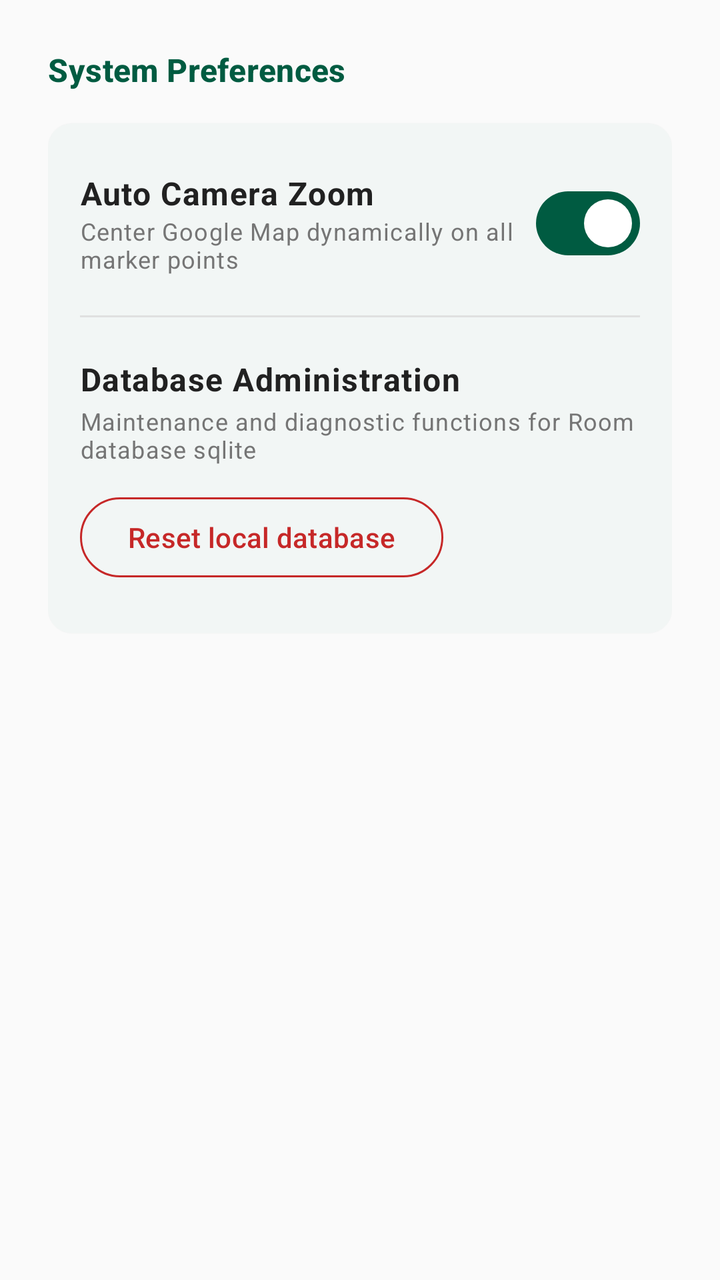
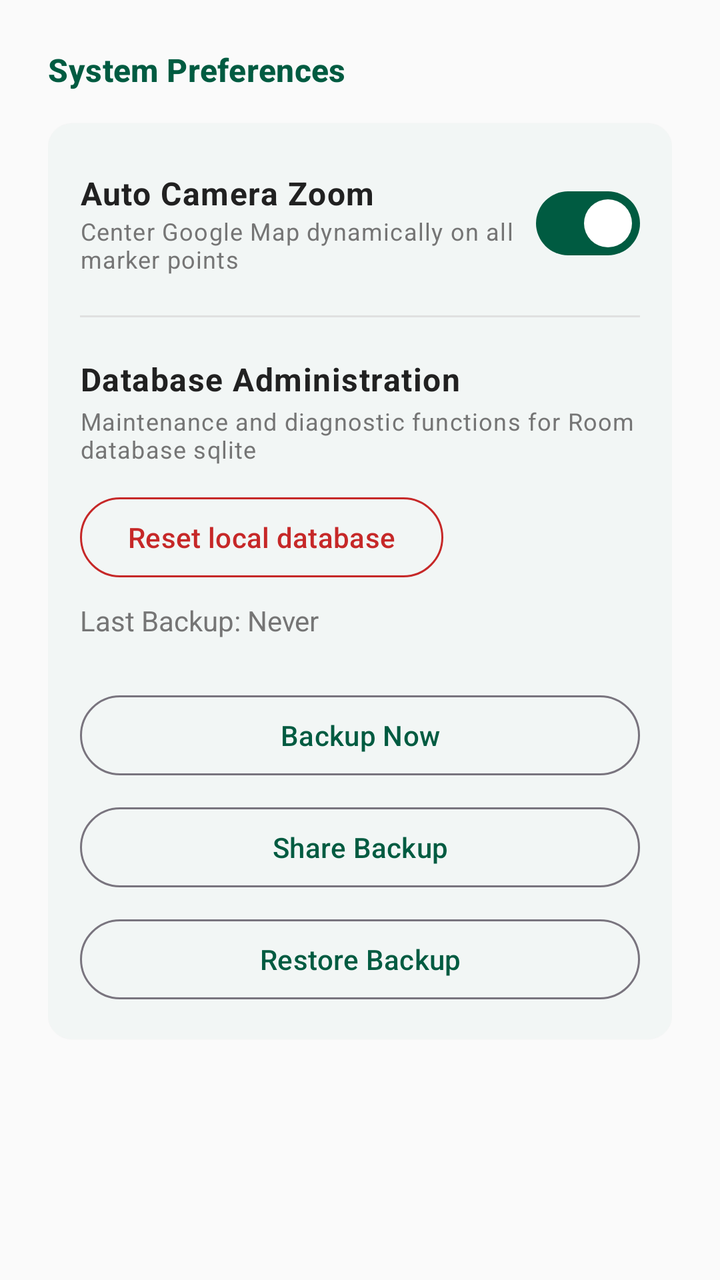

Two renders of the same Android screen: before a commit and after it. Below are the layout's source before the change and the commit's diff.
<!-- AndroidManifest.xml: application theme Theme.MilkDelivery -->
<!-- res/layout/fragment_settings.xml -->
<?xml version="1.0" encoding="utf-8"?>
<LinearLayout xmlns:android="http://schemas.android.com/apk/res/android"
    xmlns:app="http://schemas.android.com/apk/res-auto"
    android:layout_width="match_parent"
    android:layout_height="match_parent"
    android:orientation="vertical"
    android:padding="24dp"
    android:background="@color/background">

    <TextView
        android:layout_width="match_parent"
        android:layout_height="wrap_content"
        android:text="System Preferences"
        android:textAppearance="@style/TextAppearance.Material3.TitleMedium"
        android:textColor="@color/primary"
        android:textStyle="bold"
        android:layout_marginBottom="16dp" />

    <com.google.android.material.card.MaterialCardView
        android:layout_width="match_parent"
        android:layout_height="wrap_content"
        android:layout_marginBottom="16dp"
        app:cardCornerRadius="12dp"
        app:strokeWidth="0dp"
        app:cardBackgroundColor="@color/white">

        <LinearLayout
            android:layout_width="match_parent"
            android:layout_height="wrap_content"
            android:orientation="vertical"
            android:padding="16dp">

            
            <LinearLayout
                android:layout_width="match_parent"
                android:layout_height="wrap_content"
                android:orientation="horizontal"
                android:gravity="center_vertical"
                android:paddingTop="8dp"
                android:paddingBottom="8dp">

                <LinearLayout
                    android:layout_width="0dp"
                    android:layout_height="wrap_content"
                    android:layout_weight="1"
                    android:orientation="vertical">

                    <TextView
                        android:layout_width="wrap_content"
                        android:layout_height="wrap_content"
                        android:text="Auto Camera Zoom"
                        android:textAppearance="@style/TextAppearance.Material3.BodyLarge"
                        android:textStyle="bold"
                        android:textColor="@color/on_surface" />

                    <TextView
                        android:layout_width="wrap_content"
                        android:layout_height="wrap_content"
                        android:text="Center Google Map dynamically on all marker points"
                        android:textAppearance="@style/TextAppearance.Material3.BodySmall"
                        android:textColor="@color/gray_dark" />

                </LinearLayout>

                <com.google.android.material.materialswitch.MaterialSwitch
                    android:layout_width="wrap_content"
                    android:layout_height="wrap_content"
                    android:checked="true" />
            </LinearLayout>

            
            <View
                android:layout_width="match_parent"
                android:layout_height="1dp"
                android:background="@color/gray_light"
                android:layout_marginTop="12dp"
                android:layout_marginBottom="12dp" />

            <LinearLayout
                android:layout_width="match_parent"
                android:layout_height="wrap_content"
                android:orientation="vertical"
                android:paddingTop="8dp"
                android:paddingBottom="8dp">

                <TextView
                    android:layout_width="wrap_content"
                    android:layout_height="wrap_content"
                    android:text="Database Administration"
                    android:textAppearance="@style/TextAppearance.Material3.BodyLarge"
                    android:textStyle="bold"
                    android:textColor="@color/on_surface" />

                <TextView
                    android:layout_width="wrap_content"
                    android:layout_height="wrap_content"
                    android:layout_marginTop="2dp"
                    android:text="Maintenance and diagnostic functions for Room database sqlite"
                    android:textAppearance="@style/TextAppearance.Material3.BodySmall"
                    android:textColor="@color/gray_dark"
                    android:layout_marginBottom="12dp" />

                <com.google.android.material.button.MaterialButton
                    android:id="@+id/btn_clear_cache"
                    android:layout_width="wrap_content"
                    android:layout_height="wrap_content"
                    style="@style/Widget.Material3.Button.OutlinedButton"
                    android:textColor="@color/pending_red"
                    app:strokeColor="@color/pending_red"
                    android:text="Reset local database" />

            </LinearLayout>

        </LinearLayout>
    </com.google.android.material.card.MaterialCardView>

</LinearLayout>
<!-- resources referenced by this layout -->
<resources>
  <color name="background">#FAFAFA</color>
  <color name="gray_dark">#757575</color>
  <color name="gray_light">#E0E0E0</color>
  <color name="on_surface">#212121</color>
  <color name="pending_red">#C62828</color>
  <color name="primary">#005B41</color>
  <color name="white">#FFFFFF</color>
  <style name="Theme.MilkDelivery" parent="Theme.Material3.DayNight.NoActionBar">
          
          <item name="colorPrimary">@color/primary</item>
          <item name="colorPrimaryDark">@color/primary_dark</item>
          <item name="colorSecondary">@color/secondary</item>
          <item name="android:statusBarColor">@color/primary</item>
          <item name="android:windowLightStatusBar">false</item>
          
          
          <item name="colorSurface">@color/surface</item>
          <item name="colorOnSurface">@color/on_surface</item>
          <item name="android:windowBackground">@color/background</item>
          <item name="colorSurfaceVariant">@color/surface_variant</item>
          <item name="colorOnSurfaceVariant">@color/on_surface_variant</item>
          
          
          <item name="materialCardViewStyle">@style/Widget.Material3.CardView.Elevated</item>
      </style>
  <color name="primary_dark">#00402E</color>
  <color name="secondary">#03DAC6</color>
  <color name="surface">#FFFFFF</color>
  <color name="surface_variant">#F4F4F4</color>
  <color name="on_surface_variant">#555555</color>
</resources>

<!-- the commit's change to res/layout/fragment_settings.xml (unified diff, before → after) -->
@@ -109,7 +109,41 @@
                     app:strokeColor="@color/pending_red"
                     android:text="Reset local database" />
 
+
             </LinearLayout>
+
+            <TextView
+                android:id="@+id/txt_last_backup"
+                android:layout_width="wrap_content"
+                android:layout_height="wrap_content"
+                android:text="Last Backup: Never"
+                android:textSize="14sp"
+                android:textColor="@color/gray_dark"
+                android:layout_marginBottom="12dp"/>
+
+            <com.google.android.material.button.MaterialButton
+                android:id="@+id/btn_backup_now"
+                android:layout_width="match_parent"
+                android:layout_height="wrap_content"
+                android:text="Backup Now"
+                android:layout_marginTop="12dp"
+                style="@style/Widget.Material3.Button.OutlinedButton"/>
+
+            <com.google.android.material.button.MaterialButton
+                android:id="@+id/btn_share_backup"
+                android:layout_width="match_parent"
+                android:layout_height="wrap_content"
+                android:layout_marginTop="8dp"
+                style="@style/Widget.Material3.Button.OutlinedButton"
+                android:text="Share Backup"/>
+
+            <com.google.android.material.button.MaterialButton
+                android:id="@+id/btn_restore_backup"
+                android:layout_width="match_parent"
+                android:layout_height="wrap_content"
+                android:layout_marginTop="8dp"
+                style="@style/Widget.Material3.Button.OutlinedButton"
+                android:text="Restore Backup"/>
 
         </LinearLayout>
     </com.google.android.material.card.MaterialCardView>
